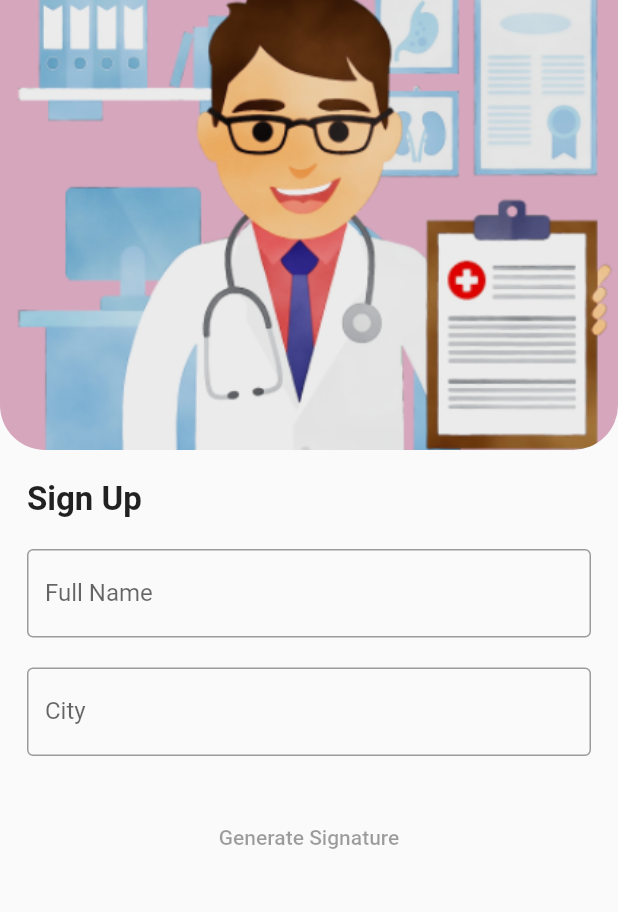
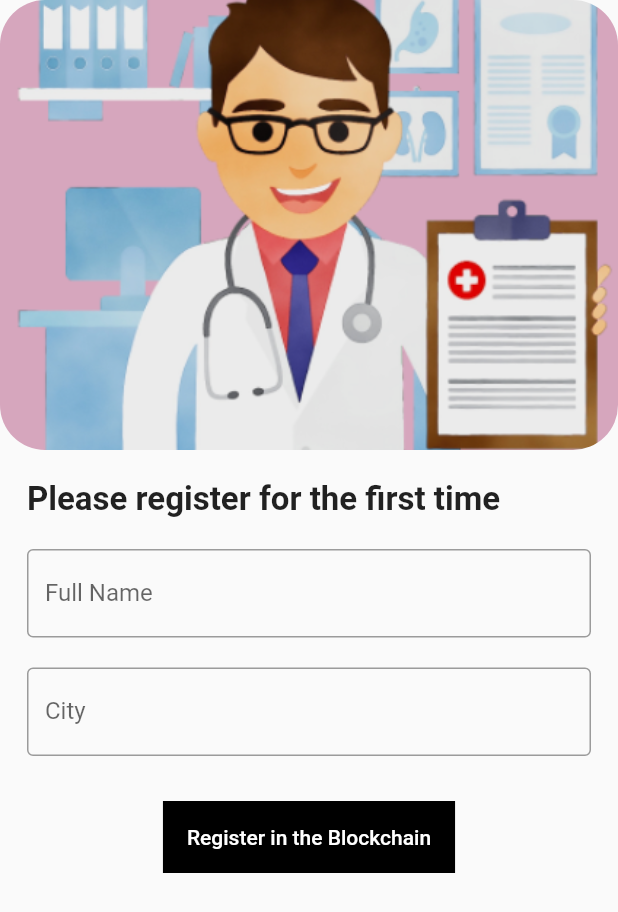
Before and after one commit to itsencrypted/dplasma, a Flutter app: the HematologistSignUpScreen screen opened by its route, on a phone screen of 412 x 824 dp. Shown: the top 912 px of the screen. Run offline on Flutter 3.47's test engine with Material 2 defaults, Android fonts, the phone set to English and light mode, and no system bars; our stand-ins replace animated_text_kit, dio, font_awesome_flutter, geolocator, google_fonts, google_maps_flutter and 3 more; missing offline and left inert: geolocation, web3dart; accounts and stored records are empty.

Commit message:
refactoring EthereumUtils added pvteKeys as constants.dart (all screens) to refer to private Keys should import from dPlasma/constants.dart
Added dPlasma.sol contract address variable at constants.dart

```diff
--- a/lib/screens/registration_hematologist_screen.dart
+++ b/lib/screens/registration_hematologist_screen.dart
@@ -1,5 +1,5 @@
 import 'dart:collection';
-
+import 'package:dplasma/constants.dart';
 import 'package:animated_text_kit/animated_text_kit.dart';
 import 'package:dplasma/utils/ethereum_utils.dart';
 import 'package:flutter/material.dart';
@@ -13,6 +13,10 @@ class HematologistSignUpScreen extends StatefulWidget {
   _HematologistSignUpScreenState createState() =>
       _HematologistSignUpScreenState();
 }
+
+//TODO: Me ensinar o que eh essa signature de string vazia na linha 146
+
+//TODO: Chamar tudo do Constants e do EthereumUtils
 
 class _HematologistSignUpScreenState extends State<HematologistSignUpScreen> {
   TextEditingController nameController = TextEditingController();
@@ -40,14 +44,16 @@ class _HematologistSignUpScreenState extends State<HematologistSignUpScreen> {
       isLoading = true;
     });
 
+    //TODO: Mudar esse pedaço para que possamos passar somente a
+    // pvteKeyHematologist e tambem a pubKeyHematologist.
+
     HashMap wallet = await EthereumUtils.createWallet();
-    var privateKeyHM = "E89A693768D25915C91BAC74E02E2E347E593C533304047C992C1DC0067BE159";
-    prefs.setString('privKey',privateKeyHM );
+    prefs.setString('privKey', pvteKeyHematologist);
     prefs.setString('pubKey', wallet['pubKey'].toString());
     prefs.setString('role', 'hematologist');
 
     var res = await EthereumUtils.sendInformationToContract(
-        privateKeyHM.toString(), 'HematologistSignup', [
+        pvteKeyHematologist.toString(), 'HematologistSignup', [
       true,
       cityController.text,
     ]);
@@ -68,16 +74,14 @@ class _HematologistSignUpScreenState extends State<HematologistSignUpScreen> {
   @override
   Widget build(BuildContext context) {
     return Scaffold(
-      body: SingleChildScrollView(
+      body: SafeArea(
         child: Column(
           children: <Widget>[
             Container(
               width: double.maxFinite,
               height: 300,
               decoration: BoxDecoration(
-                  borderRadius: BorderRadius.only(
-                      bottomLeft: Radius.circular(30),
-                      bottomRight: Radius.circular(30)),
+                  borderRadius: BorderRadius.circular(30),
                   image: DecorationImage(
                       image: AssetImage('assets/images/hematologist.png'),
                       fit: BoxFit.cover)),
@@ -94,7 +98,7 @@ class _HematologistSignUpScreenState extends State<HematologistSignUpScreen> {
                         child: Padding(
                           padding: const EdgeInsets.only(left: 18.0),
                           child: Text(
-                            'Sign Up',
+                            'Please register for the first time',
                             style: TextStyle(
                                 fontWeight: FontWeight.bold, fontSize: 22),
                           ),
@@ -132,14 +136,14 @@ class _HematologistSignUpScreenState extends State<HematologistSignUpScreen> {
                       SizedBox(
                         height: 30,
                       ),
-                      Padding(
-                          padding: const EdgeInsets.only(left: 18.0, right: 18),
-                          child: MaterialButton(
-                            onPressed: buttonEnabled ? signUp : null,
-                            child: Text('Generate Signature'),
-                            minWidth: double.maxFinite,
-                            color: Color(0xFF95E08E),
-                          )),
+                      Container(
+                        color: Colors.black,
+                        child: MaterialButton(
+                          onPressed: buttonEnabled ? signUp : null,
+                          child: Text('Register in the Blockchain', style:
+                          TextStyle(color: Colors.white),),
+                        ),
+                      ),
                     ],
             ),
             SizedBox(
--- a/lib/utils/ethereum_utils.dart
+++ b/lib/utils/ethereum_utils.dart
@@ -7,24 +7,23 @@ import 'package:flutter/services.dart';
 import 'package:web3dart/web3dart.dart';
 import 'package:http/http.dart' as http;
 import 'package:hex/hex.dart';
+import 'package:dplasma/constants.dart';
 
 // TODO:
-// constants.dart -> Lembrar de colocar
+// constants.dart -> Lembrar de colocar (esta na juliana-dev branch)
 
 class EthereumUtils {
   static String abiPath = "assets/abi.json";
-  static String contractAddress = "0xD1CC1D57695E394cC48c8Dba4891160E66bAcB85";
-  static Web3Client client = Web3Client(
-      "https://rinkeby.infura.io/v3/6c35b5b0fa1b4010be4f0db6e60002cb",
+  static Web3Client client = Web3Client( apiUrl,
       http.Client());
-  static int chainId = 4;
+
 
   static Future<DeployedContract> generateContract() {
     Completer<DeployedContract> completer = Completer();
     rootBundle.loadString(abiPath).then((abi) async {
       DeployedContract contract = DeployedContract(
           ContractAbi.fromJson(abi, "dPlasmaContract"),
-          EthereumAddress.fromHex(contractAddress));
+          EthereumAddress.fromHex(dPlasmaContractAddress));
       completer.complete(contract);
     });
     return completer.future;
@@ -44,7 +43,7 @@ class EthereumUtils {
                 function: function,
                 maxGas: 500000,
                 parameters: parameters),
-            chainId: chainId)
+            chainId: Rinkeby)
         .then((hash) {
       completer.complete(hash);
     });
@@ -55,6 +54,11 @@ class EthereumUtils {
     Credentials credentials = EthPrivateKey.fromHex(privKey);
     return credentials;
   }
+
+  // we're not going to generate randomic private keys in this project.
+
+  //TODO: Remove line 66 >>> What is this random "HuLFZ...8l9R" String doing
+  // there?
 
   static Future<HashMap> createWallet() async {
     var rng = Random.secure();
```
Also changed, not shown: lib/components/dharma_button.dart (added, +34 -0 lines), lib/constants.dart (added, +44 -0 lines), lib/screens/welcome_screen.dart (+19 -27 lines).
